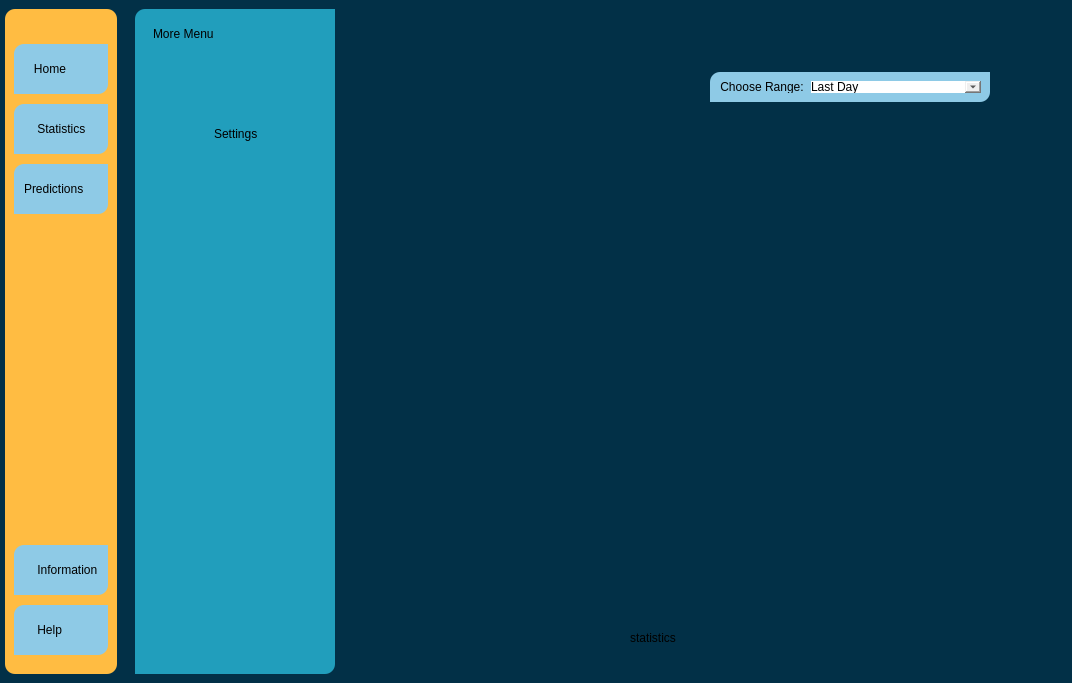
This is Project1.ui in ddziechciarz/JPWPApp as Qt 5 draws it before an edit. The edited form follows.
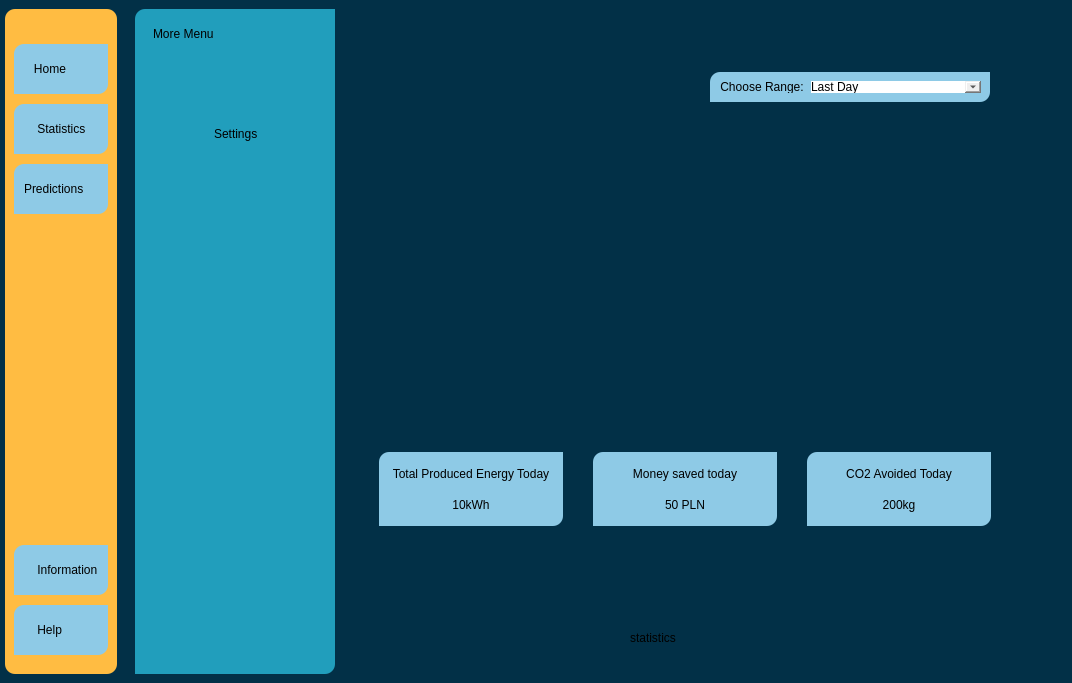
This is the edited form. Icons and pictures are not drawn.

What changed in the file:
```diff
--- a/Project1.ui
+++ b/Project1.ui
@@ -114,6 +114,21 @@
 	background-color: #FFBC42;
 	border-top-left-radius: 10px;
 	border-bottom-right-radius: 10px;
+}
+#avoidedCO2WidgetStat{
+	background-color: #8ecae6;
+	border-top-left-radius: 10px;
+	border-bottom-right-radius: 10px;
+}
+#moneySavedWidgetStat{
+	background-color: #8ecae6;
+	border-top-left-radius: 10px;
+	border-bottom-right-radius: 10px;
+}
+#totalProducedStat{
+	background-color: #8ecae6;
+	border-top-left-radius: 10px;
+	border-bottom-right-radius: 10px;
 }</string>
   </property>
   <widget class="QWidget" name="centralwidget">
@@ -1051,6 +1066,102 @@
                </item>
               </layout>
              </widget>
+             <widget class="QWidget" name="statDataWidget" native="true">
+              <property name="geometry">
+               <rect>
+                <x>20</x>
+                <y>410</y>
+                <width>621</width>
+                <height>74</height>
+               </rect>
+              </property>
+              <layout class="QHBoxLayout" name="horizontalLayout_11">
+               <property name="spacing">
+                <number>30</number>
+               </property>
+               <property name="leftMargin">
+                <number>9</number>
+               </property>
+               <item>
+                <widget class="QWidget" name="totalProducedStat" native="true">
+                 <layout class="QVBoxLayout" name="verticalLayout_22">
+                  <item>
+                   <widget class="QLabel" name="totalProducedLabel_2">
+                    <property name="text">
+                     <string>Total Produced Energy Today</string>
+                    </property>
+                    <property name="alignment">
+                     <set>Qt::AlignCenter</set>
+                    </property>
+                   </widget>
+                  </item>
+                  <item>
+                   <widget class="QLabel" name="totalProducedValueStat">
+                    <property name="text">
+                     <string>10kWh</string>
+                    </property>
+                    <property name="alignment">
+                     <set>Qt::AlignCenter</set>
+                    </property>
+                   </widget>
+                  </item>
+                 </layout>
+                </widget>
+               </item>
+               <item>
+                <widget class="QWidget" name="moneySavedWidgetStat" native="true">
+                 <layout class="QVBoxLayout" name="verticalLayout_23">
+                  <item>
+                   <widget class="QLabel" name="moneySavedTodayLabel_2">
+                    <property name="text">
+                     <string>Money saved today</string>
+                    </property>
+                    <property name="alignment">
+                     <set>Qt::AlignCenter</set>
+                    </property>
+                   </widget>
+                  </item>
+                  <item>
+                   <widget class="QLabel" name="moneySavedValueStat">
+                    <property name="text">
+                     <string>50 PLN</string>
+                    </property>
+                    <property name="alignment">
+                     <set>Qt::AlignCenter</set>
+                    </property>
+                   </widget>
+                  </item>
+                 </layout>
+                </widget>
+               </item>
+               <item>
+                <widget class="QWidget" name="avoidedCO2WidgetStat" native="true">
+                 <layout class="QVBoxLayout" name="verticalLayout_24">
+                  <item>
+                   <widget class="QLabel" name="avoidedCO2Label_2">
+                    <property name="text">
+                     <string>CO2 Avoided Today</string>
+                    </property>
+                    <property name="alignment">
+                     <set>Qt::AlignCenter</set>
+                    </property>
+                   </widget>
+                  </item>
+                  <item>
+                   <widget class="QLabel" name="avoidedCO2ValueStat">
+                    <property name="text">
+                     <string>200kg</string>
+                    </property>
+                    <property name="alignment">
+                     <set>Qt::AlignCenter</set>
+                    </property>
+                   </widget>
+                  </item>
+                 </layout>
+                </widget>
+               </item>
+              </layout>
+             </widget>
             </widget>
             <widget class="QWidget" name="predictionsPage">
              <widget class="QWidget" name="graphWidget_2" native="true">
```
Left out of the diff: 2 changed lines with no effect on the pictures.
